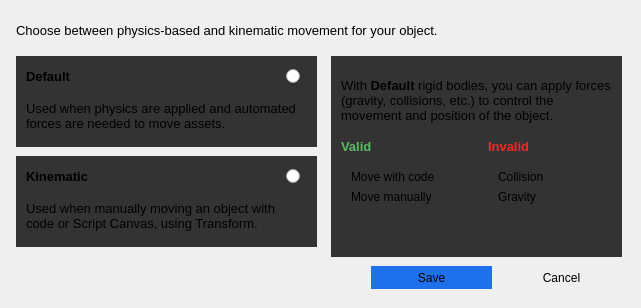
Old version of the form Gems/PhysX/Code/Editor/KinematicDescriptionDialog.ui in the repository o3de/o3de.
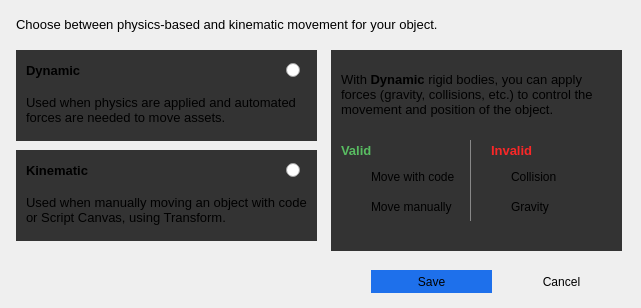
New version of the form. Icons and pictures are not drawn.

Diff of the .ui file:
```diff
--- a/Gems/PhysX/Code/Editor/KinematicDescriptionDialog.ui
+++ b/Gems/PhysX/Code/Editor/KinematicDescriptionDialog.ui
@@ -1,7 +1,7 @@
 <?xml version="1.0" encoding="UTF-8"?>
 <ui version="4.0">
  <class>KinematicDescriptionDialog</class>
- <widget class="QWidget" name="KinematicDescriptionDialog">
+ <widget class="QDialog" name="KinematicDescriptionDialog">
   <property name="geometry">
    <rect>
     <x>0</x>
@@ -48,7 +48,7 @@
     <number>16</number>
    </property>
    <property name="topMargin">
-    <number>16</number>
+    <number>10</number>
    </property>
    <property name="rightMargin">
     <number>16</number>
@@ -105,8 +105,11 @@
              <height>21</height>
             </rect>
            </property>
+           <property name="styleSheet">
+            <string notr="true">border: none;</string>
+           </property>
            <property name="text">
-            <string>&lt;html&gt;&lt;head/&gt;&lt;body&gt;&lt;p&gt;&lt;span style=&quot; font-size:10pt; font-weight:600;&quot;&gt;Default&lt;/span&gt;&lt;/p&gt;&lt;/body&gt;&lt;/html&gt;</string>
+            <string>&lt;html&gt;&lt;head/&gt;&lt;body&gt;&lt;p&gt;&lt;span style=&quot; font-size:10pt; font-weight:600;&quot;&gt;Dynamic&lt;/span&gt;&lt;/p&gt;&lt;/body&gt;&lt;/html&gt;</string>
            </property>
           </widget>
           <widget class="QLabel" name="label_3">
@@ -114,10 +117,13 @@
             <rect>
              <x>10</x>
              <y>30</y>
-             <width>271</width>
+             <width>281</width>
              <height>61</height>
             </rect>
            </property>
+           <property name="styleSheet">
+            <string notr="true">border: none;</string>
+           </property>
            <property name="text">
             <string>&lt;html&gt;&lt;head/&gt;&lt;body&gt;&lt;p&gt;&lt;span style=&quot; font-size:10pt;&quot;&gt;Used when physics are applied and automated forces are needed to move assets.&lt;/span&gt;&lt;/p&gt;&lt;/body&gt;&lt;/html&gt;</string>
            </property>
@@ -150,6 +156,9 @@
              <height>21</height>
             </rect>
            </property>
+           <property name="styleSheet">
+            <string notr="true">border: none;</string>
+           </property>
            <property name="text">
             <string>&lt;html&gt;&lt;head/&gt;&lt;body&gt;&lt;p&gt;&lt;span style=&quot; font-size:10pt; font-weight:600;&quot;&gt;Kinematic&lt;/span&gt;&lt;/p&gt;&lt;/body&gt;&lt;/html&gt;</string>
            </property>
@@ -159,12 +168,12 @@
             <rect>
              <x>10</x>
              <y>30</y>
-             <width>261</width>
+             <width>281</width>
              <height>61</height>
             </rect>
            </property>
            <property name="styleSheet">
-            <string notr="true"/>
+            <string notr="true">border: none;</string>
            </property>
            <property name="text">
             <string>&lt;html&gt;&lt;head/&gt;&lt;body&gt;&lt;p&gt;&lt;span style=&quot; font-size:10pt;&quot;&gt;Used when manually moving an object with code or Script Canvas, using Transform.&lt;/span&gt;&lt;/p&gt;&lt;/body&gt;&lt;/html&gt;</string>
@@ -195,6 +204,9 @@
              <height>21</height>
             </rect>
            </property>
+           <property name="styleSheet">
+            <string notr="true">border: none;</string>
+           </property>
            <property name="text">
             <string/>
            </property>
@@ -208,6 +220,9 @@
              <height>21</height>
             </rect>
            </property>
+           <property name="styleSheet">
+            <string notr="true">border: none;</string>
+           </property>
            <property name="text">
             <string/>
            </property>
@@ -235,7 +250,7 @@
              </rect>
             </property>
             <property name="text">
-             <string>&lt;html&gt;&lt;head/&gt;&lt;body&gt;&lt;p&gt;&lt;span style=&quot; font-size:10pt;&quot;&gt;With&lt;/span&gt;&lt;span style=&quot; font-size:10pt; font-weight:600;&quot;&gt; Default&lt;/span&gt;&lt;span style=&quot; font-size:10pt;&quot;&gt; rigid bodies, you can apply forces (gravity, collisions, etc.) to control the movement and position of the object.&lt;/span&gt;&lt;/p&gt;&lt;/body&gt;&lt;/html&gt;</string>
+             <string>&lt;html&gt;&lt;head/&gt;&lt;body&gt;&lt;p&gt;&lt;span style=&quot; font-size:10pt;&quot;&gt;With&lt;/span&gt;&lt;span style=&quot; font-size:10pt; font-weight:600;&quot;&gt; Dynamic&lt;/span&gt;&lt;span style=&quot; font-size:10pt;&quot;&gt; rigid bodies, you can apply forces (gravity, collisions, etc.) to control the movement and position of the object.&lt;/span&gt;&lt;/p&gt;&lt;/body&gt;&lt;/html&gt;</string>
             </property>
             <property name="wordWrap">
              <bool>true</bool>
@@ -245,7 +260,7 @@
             <property name="geometry">
              <rect>
               <x>20</x>
-              <y>90</y>
+              <y>100</y>
               <width>47</width>
               <height>21</height>
              </rect>
@@ -260,8 +275,8 @@
            <widget class="QLabel" name="label_8">
             <property name="geometry">
              <rect>
-              <x>167</x>
-              <y>90</y>
+              <x>170</x>
+              <y>100</y>
               <width>47</width>
               <height>21</height>
              </rect>
@@ -276,8 +291,8 @@
            <widget class="QLabel" name="label_9">
             <property name="geometry">
              <rect>
-              <x>30</x>
-              <y>120</y>
+              <x>50</x>
+              <y>130</y>
               <width>111</width>
               <height>21</height>
              </rect>
@@ -285,12 +300,15 @@
             <property name="text">
              <string>Move with code</string>
             </property>
+            <property name="alignment">
+             <set>Qt::AlignLeading|Qt::AlignLeft|Qt::AlignTop</set>
+            </property>
            </widget>
            <widget class="QLabel" name="label_10">
             <property name="geometry">
              <rect>
-              <x>30</x>
-              <y>140</y>
+              <x>50</x>
+              <y>160</y>
               <width>111</width>
               <height>21</height>
              </rect>
@@ -298,48 +316,40 @@
             <property name="text">
              <string>Move manually</string>
             </property>
+            <property name="alignment">
+             <set>Qt::AlignLeading|Qt::AlignLeft|Qt::AlignTop</set>
+            </property>
            </widget>
            <widget class="QLabel" name="label_11">
             <property name="geometry">
              <rect>
-              <x>177</x>
-              <y>120</y>
-              <width>81</width>
+              <x>190</x>
+              <y>130</y>
+              <width>101</width>
               <height>21</height>
              </rect>
             </property>
             <property name="text">
              <string>Collision</string>
             </property>
+            <property name="alignment">
+             <set>Qt::AlignLeading|Qt::AlignLeft|Qt::AlignTop</set>
+            </property>
            </widget>
            <widget class="QLabel" name="label_12">
             <property name="geometry">
              <rect>
-              <x>177</x>
-              <y>140</y>
-              <width>81</width>
+              <x>190</x>
+              <y>160</y>
+              <width>101</width>
               <height>21</height>
              </rect>
             </property>
             <property name="text">
              <string>Gravity</string>
             </property>
-           </widget>
-           <widget class="Line" name="line">
-            <property name="geometry">
-             <rect>
-              <x>130</x>
-              <y>90</y>
-              <width>20</width>
-              <height>71</height>
-             </rect>
-            </property>
-            <property name="styleSheet">
-             <string notr="true">color:rgb(255, 255, 255);
-background: none</string>
-            </property>
-            <property name="orientation">
-             <enum>Qt::Vertical</enum>
+            <property name="alignment">
+             <set>Qt::AlignLeading|Qt::AlignLeft|Qt::AlignTop</set>
             </property>
            </widget>
            <widget class="QFrame" name="frame">
@@ -353,7 +363,7 @@
             </property>
             <property name="styleSheet">
              <string notr="true">background-color: rgb(51, 51, 51);
-border: none;</string>
+</string>
             </property>
             <property name="frameShape">
              <enum>QFrame::StyledPanel</enum>
@@ -361,12 +371,87 @@
             <property name="frameShadow">
              <enum>QFrame::Raised</enum>
             </property>
+            <widget class="Line" name="line">
+             <property name="geometry">
+              <rect>
+               <x>120</x>
+               <y>90</y>
+               <width>20</width>
+               <height>81</height>
+              </rect>
+             </property>
+             <property name="styleSheet">
+              <string notr="true">color: rgb(136, 136, 136);
+border-right: 1px solid  rgb(136, 136, 136); </string>
+             </property>
+             <property name="frameShadow">
+              <enum>QFrame::Plain</enum>
+             </property>
+             <property name="orientation">
+              <enum>Qt::Vertical</enum>
+             </property>
+            </widget>
+            <widget class="QLabel" name="invalidIcon2">
+             <property name="geometry">
+              <rect>
+               <x>150</x>
+               <y>140</y>
+               <width>31</width>
+               <height>31</height>
+              </rect>
+             </property>
+             <property name="text">
+              <string>&lt;html&gt;&lt;head/&gt;&lt;body&gt;&lt;p&gt;&lt;img src=&quot;:/gravityIcon.svg&quot;/&gt;&lt;/p&gt;&lt;/body&gt;&lt;/html&gt;</string>
+             </property>
+            </widget>
+            <widget class="QLabel" name="invalidIcon1">
+             <property name="geometry">
+              <rect>
+               <x>150</x>
+               <y>110</y>
+               <width>31</width>
+               <height>31</height>
+              </rect>
+             </property>
+             <property name="text">
+              <string>&lt;html&gt;&lt;head/&gt;&lt;body&gt;&lt;p&gt;&lt;img src=&quot;:/Assets/Editor/Icons/ImpactIcon.svg&quot;/&gt;&lt;/p&gt;&lt;/body&gt;&lt;/html&gt;</string>
+             </property>
+            </widget>
+            <widget class="QLabel" name="validIcon1">
+             <property name="geometry">
+              <rect>
+               <x>10</x>
+               <y>110</y>
+               <width>31</width>
+               <height>31</height>
+              </rect>
+             </property>
+             <property name="text">
+              <string>&lt;html&gt;&lt;head/&gt;&lt;body&gt;&lt;p&gt;&lt;img src=&quot;:/Assets/Editor/Icons/MoveWithCodeIcon.svg&quot;/&gt;&lt;/p&gt;&lt;/body&gt;&lt;/html&gt;</string>
+             </property>
+             <property name="alignment">
+              <set>Qt::AlignLeading|Qt::AlignLeft|Qt::AlignVCenter</set>
+             </property>
+            </widget>
+            <widget class="QLabel" name="validIcon2">
+             <property name="geometry">
+              <rect>
+               <x>10</x>
+               <y>140</y>
+               <width>31</width>
+               <height>31</height>
+              </rect>
+             </property>
+             <property name="text">
+              <string>&lt;html&gt;&lt;head/&gt;&lt;body&gt;&lt;p&gt;&lt;img src=&quot;:/Assets/Editor/Icons/MoveManuallyIcon.svg&quot;/&gt;&lt;/p&gt;&lt;/body&gt;&lt;/html&gt;</string>
+             </property>
+            </widget>
            </widget>
            <widget class="QPushButton" name="acceptButton">
             <property name="geometry">
              <rect>
               <x>50</x>
-              <y>220</y>
+              <y>230</y>
               <width>121</width>
               <height>23</height>
              </rect>
@@ -388,7 +473,7 @@
             <property name="geometry">
              <rect>
               <x>180</x>
-              <y>220</y>
+              <y>230</y>
               <width>121</width>
               <height>23</height>
              </rect>
@@ -400,6 +485,26 @@
              <bool>false</bool>
             </property>
            </widget>
+           <widget class="QPushButton" name="pushButton">
+            <property name="geometry">
+             <rect>
+              <x>60</x>
+              <y>80</y>
+              <width>75</width>
+              <height>23</height>
+             </rect>
+            </property>
+            <property name="text">
+             <string/>
+            </property>
+            <property name="icon">
+             <iconset resource="../../../../Code/Framework/AzQtComponents/AzQtComponents/Components/resources.qrc">
+              <normaloff>:/stylesheet/img/in_progress.gif</normaloff>:/stylesheet/img/in_progress.gif</iconset>
+            </property>
+            <property name="flat">
+             <bool>true</bool>
+            </property>
+           </widget>
            <zorder>frame</zorder>
            <zorder>label_6</zorder>
            <zorder>label_7</zorder>
```
Left out of the diff: 88 changed lines with no effect on the pictures.
